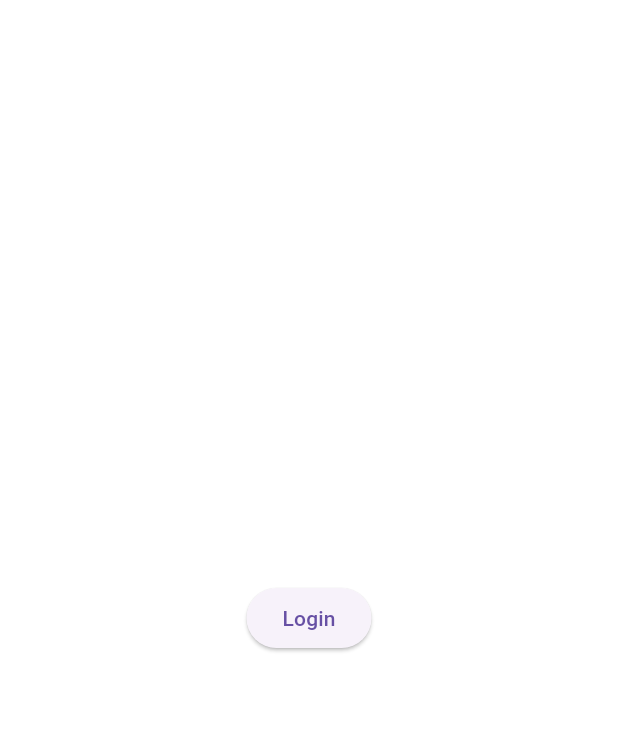
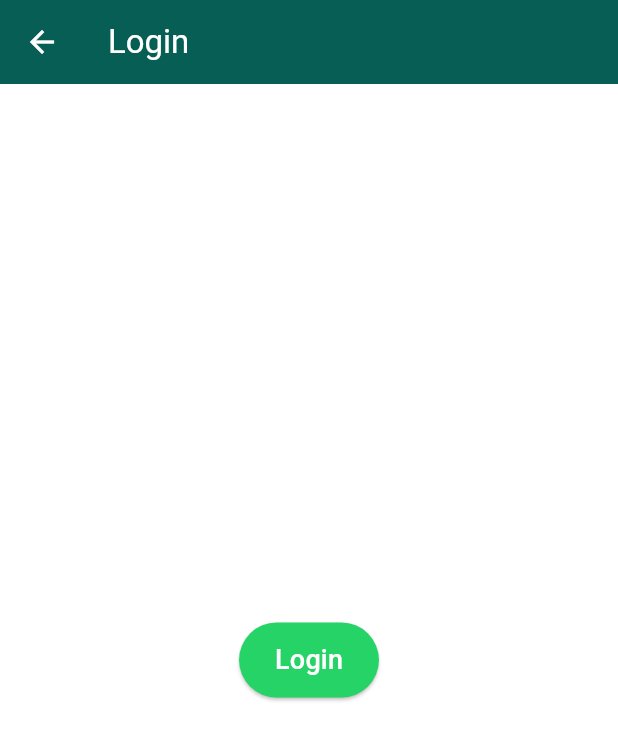
Before and after one commit to arya070104/AttendEase, a Flutter app: the LoginScreen screen opened directly, on a phone screen of 412 x 824 dp. Shown: the top 740 px of the screen. Run offline on Flutter 3.47's test engine with Material 3 defaults, Android fonts, the light colour scheme and no system bars; our stand-ins replace qr_flutter; missing offline and left inert: mobile_scanner.

Commit message:
Showing LOgin Page First

```diff
--- a/lib/screens/login_screen.dart
+++ b/lib/screens/login_screen.dart
@@ -4,12 +4,20 @@ class LoginScreen extends StatelessWidget {
   @override
   Widget build(BuildContext context) {
     return Scaffold(
+      appBar: AppBar(title: Text("Login")),
       body: Center(
         child: ElevatedButton(
           onPressed: () {
             Navigator.pushReplacementNamed(context, '/home');
           },
-          child: Text("Login"),
+          style: ElevatedButton.styleFrom(
+            backgroundColor: Color(0xFF25D366), // WhatsApp Light Green
+            padding: EdgeInsets.symmetric(horizontal: 24, vertical: 12),
+          ),
+          child: Text(
+            "Login",
+            style: TextStyle(fontSize: 18, color: Colors.white),
+          ),
         ),
       ),
     );
```
Also changed, not shown: lib/main.dart (+9 -1 lines).
